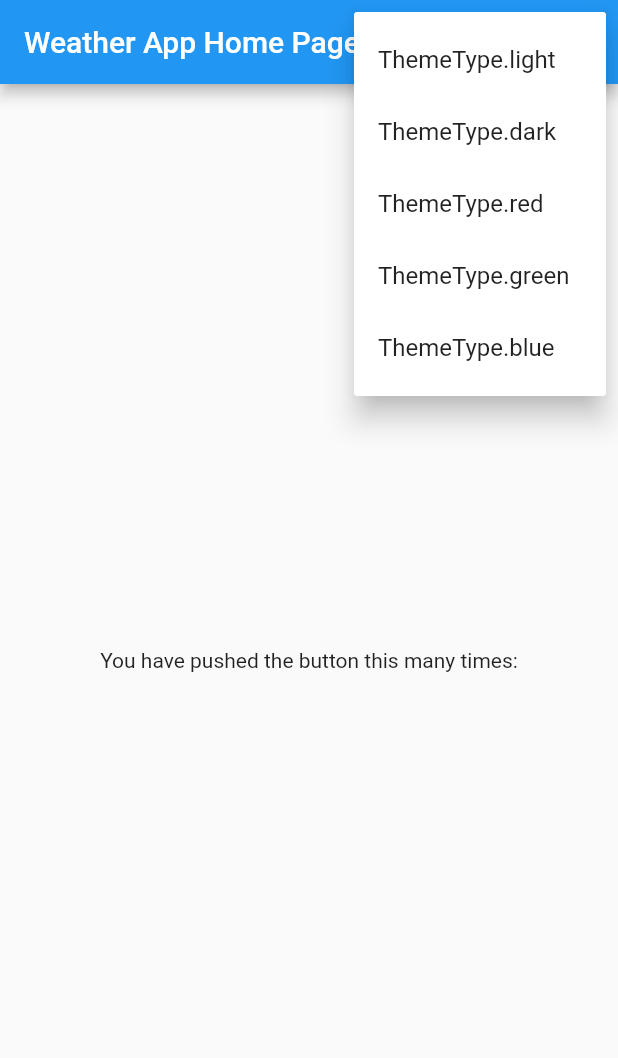
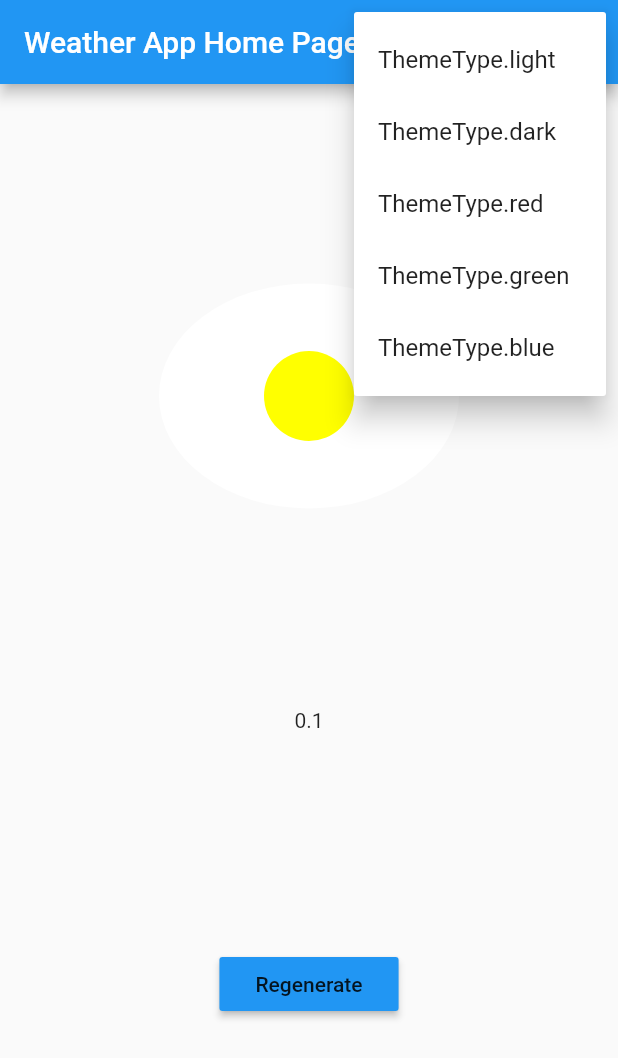
Before and after one commit to Elizav555/Advanced_widgets, a Flutter app: the screen it shows after launch, after a tap on the "mode edit" icon, on a phone screen of 412 x 824 dp. Shown: the top 1058 px of the screen. Run offline on Flutter 3.47's test engine with Material 2 defaults, Android fonts, the phone set to English and light mode, and no system bars.

Commit message:
weather widget added

```diff
--- a/lib/home_page.dart
+++ b/lib/home_page.dart
@@ -1,6 +1,7 @@
 import 'package:advanced_widgets/state/app_state_notifier.dart';
 import 'package:advanced_widgets/theme/app_themes.dart';
 import 'package:advanced_widgets/widgets/my_theme_widget.dart';
+import 'package:advanced_widgets/widgets/weather_indicator_widget.dart';
 import 'package:flutter/material.dart';
 import 'package:provider/provider.dart';
 
@@ -40,11 +41,24 @@ class MyHomePage extends StatelessWidget {
               ),
               body: Center(
                 child: Column(
-                  mainAxisAlignment: MainAxisAlignment.center,
-                  children: const <Widget>[
-                    Text(
-                      'You have pushed the button this many times:',
+                  mainAxisAlignment: MainAxisAlignment.spaceEvenly,
+                  children: [
+                    Padding(
+                      padding: const EdgeInsets.all(64.0),
+                      child: WeatherWidget(
+                        weatherState: state.weatherState,
+                      ),
                     ),
+                    Text(state.weatherState.toString()),
+                    MaterialButton(
+                      color: MyTheme.of(innerContext).primaryColor,
+                      onPressed:
+                          context.read<AppStateNotifier>().regenerateState,
+                      child: const Padding(
+                        padding: EdgeInsets.all(8.0),
+                        child: Text("Regenerate"),
+                      ),
+                    )
                   ],
                 ),
               ),
--- a/lib/state/app_state.dart
+++ b/lib/state/app_state.dart
@@ -1,12 +1,27 @@
 import 'dart:math';
+
+import 'package:advanced_widgets/utils/extencions.dart';
 
 import '../theme/app_themes.dart';
 
 class AppState {
-  var themeType = ThemeType.light;
-  final weatherState = Random().nextDouble();
+  late ThemeType themeType;
 
-  String get weatherDesc {
+  final weatherState = Random().nextDouble().toPrecision(1);
+
+  late final String weatherDesc;
+
+  AppState() {
+    themeType = _getRandomTheme();
+    weatherDesc = _formWeatherDesc();
+  }
+
+  ThemeType _getRandomTheme() {
+    var randomValueIndex = Random().nextInt(ThemeType.values.length - 1);
+    return ThemeType.values[randomValueIndex];
+  }
+
+  String _formWeatherDesc() {
     final temp = Random().nextInt(30);
     if (weatherState < 0.4) {
       return "Sunny $temp°";
--- a/lib/state/app_state_notifier.dart
+++ b/lib/state/app_state_notifier.dart
@@ -10,4 +10,9 @@ class AppStateNotifier with ChangeNotifier {
     state.themeType = type;
     notifyListeners();
   }
+
+  void regenerateState() {
+    state = AppState();
+    notifyListeners();
+  }
 }
--- /dev/null
+++ b/lib/utils/extencions.dart
@@ -0,0 +1,3 @@
+extension Ex on double {
+  double toPrecision(int n) => double.parse(toStringAsFixed(n));
+}
--- /dev/null
+++ b/lib/widgets/weather_indicator_widget.dart
@@ -0,0 +1,14 @@
+import 'package:advanced_widgets/widgets/weather_painter.dart';
+import 'package:flutter/material.dart';
+
+class WeatherWidget extends StatelessWidget {
+  const WeatherWidget({Key? key, required this.weatherState}) : super(key: key);
+  final double weatherState;
+
+  @override
+  Widget build(BuildContext context) {
+    return CustomPaint(
+      painter: WeatherPainter(state: weatherState),
+    );
+  }
+}
--- /dev/null
+++ b/lib/widgets/weather_painter.dart
@@ -0,0 +1,91 @@
+import 'package:flutter/material.dart';
+
+class WeatherPainter extends CustomPainter {
+  final double state;
+
+  WeatherPainter({
+    required this.state,
+  });
+
+  @override
+  void paint(Canvas canvas, Size size) {
+    double centerX = size.width / 2, centerY = size.height / 2;
+
+    final backPainter = Paint()
+      ..color = Colors.white
+      ..style = PaintingStyle.fill;
+    final rect = Rect.fromCenter(
+        center: Offset(centerX, centerY), width: 200, height: 150);
+
+    canvas.drawOval(rect, backPainter);
+
+    final sunPainter = Paint()
+      ..color = Colors.yellowAccent.withOpacity(_getSunOpacity())
+      ..style = PaintingStyle.fill;
+
+    canvas.drawCircle(Offset(centerX, centerY), 30, sunPainter);
+
+    final cloudPainter = Paint()
+      ..color = Colors.black.withOpacity(_getCloudOpacity())
+      ..style = PaintingStyle.fill;
+
+    final borderPainter = Paint()
+      ..style = PaintingStyle.stroke
+      ..strokeWidth = 1.0
+      ..color = Colors.grey;
+
+    double x = centerX - 30, y = centerY + (state > 0.6 ? 20 : 40);
+    const Radius radius = Radius.circular(1);
+
+    final cloudPath = Path()
+      ..moveTo(x, y)
+      ..arcToPoint(Offset(x + 7, y - 37), radius: radius)
+      ..arcToPoint(Offset(x + 40, y - 42), radius: radius)
+      ..arcToPoint(Offset(x + 59, y - 26), radius: radius)
+      ..arcToPoint(Offset(x + 59, y), radius: radius)
+      ..close();
+
+    if (state > 0.3) {
+      canvas.drawPath(cloudPath, backPainter);
+      canvas.drawPath(cloudPath, borderPainter);
+    }
+    canvas.drawPath(cloudPath, cloudPainter);
+
+    final dropsPainter = Paint()
+      ..color = Colors.blue.withOpacity(_getDropsOpacity())
+      ..style = PaintingStyle.fill;
+
+    canvas.drawLine(Offset(x + 5, y + 5), Offset(x - 5, y + 15), dropsPainter);
+    canvas.drawLine(Offset(x + 15, y + 5), Offset(x + 5, y + 15), dropsPainter);
+    canvas.drawLine(
+        Offset(x + 25, y + 5), Offset(x + 15, y + 15), dropsPainter);
+    canvas.drawLine(
+        Offset(x + 35, y + 5), Offset(x + 25, y + 15), dropsPainter);
+    canvas.drawLine(
+        Offset(x + 45, y + 5), Offset(x + 35, y + 15), dropsPainter);
+    canvas.drawLine(
+        Offset(x + 55, y + 5), Offset(x + 45, y + 15), dropsPainter);
+  }
+
+  @override
+  bool shouldRepaint(covariant CustomPainter oldDelegate) => true;
+
+  double _getSunOpacity() {
+    return state > 0.6 ? 0 : 1;
+  }
+
+  double _getCloudOpacity() {
+    if (state < 0.4) {
+      return 0;
+    }
+
+    return 10 / 6 * state - 4 / 6;
+  }
+
+  double _getDropsOpacity() {
+    if (state < 0.7) {
+      return 0;
+    }
+    return 10 / 3 * state - 7 / 3;
+  }
+}
```
